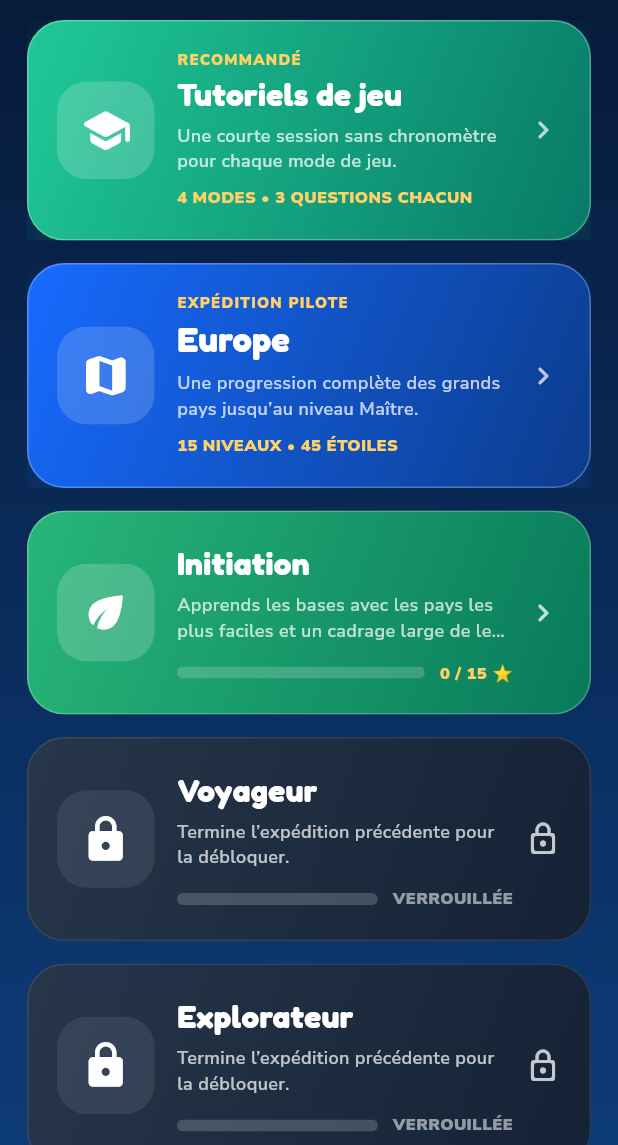
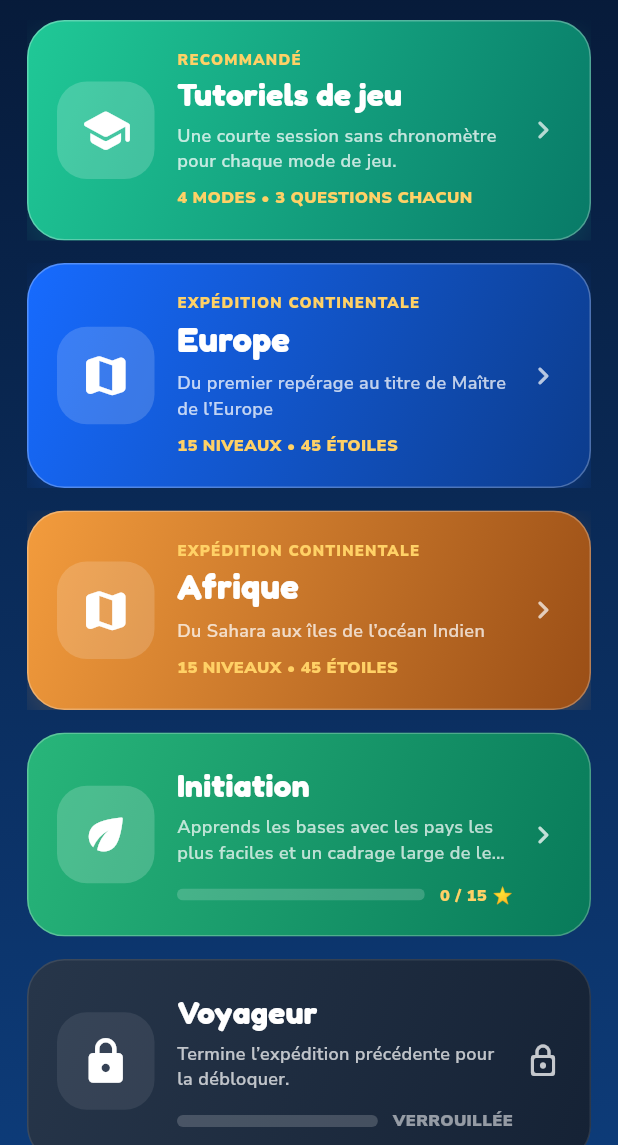
Before and after one commit to romainfiguera7-dotcom/geopoint, a Flutter app: the ExpeditionsScreen screen opened directly with empty values, on a phone screen of 412 x 824 dp, the part 91-1236 px from its top. Run offline on Flutter 3.47's test engine with Material 3 defaults, Android fonts, the phone set to English and light mode, and no system bars; our stand-ins replace flutter_map, google_fonts, latlong2, shared_preferences; accounts and stored records are empty.

Commit message:
Ajoute l expedition Afrique

```diff
--- a/lib/features/expeditions/expeditions_screen.dart
+++ b/lib/features/expeditions/expeditions_screen.dart
@@ -1,6 +1,8 @@
 import 'package:flutter/material.dart';
 import 'package:google_fonts/google_fonts.dart';
 
+import '../../game/continent/africa_expedition.dart';
+import '../../game/continent/continent_expedition.dart';
 import '../../game/continent/europe_expedition.dart';
 import '../../game/expedition/expedition_mission.dart';
 import '../../game/expedition/expedition_progress.dart';
@@ -129,6 +131,12 @@ class _ExpeditionList extends StatelessWidget {
   final ExpeditionProgress progress;
   final VoidCallback onProgressChanged;
 
+  static const List<ContinentExpedition>
+      _continentExpeditions = <ContinentExpedition>[
+    EuropeExpeditionCatalog.europe,
+    AfricaExpeditionCatalog.africa,
+  ];
+
   Future<void> _openTutorials(
     BuildContext context,
   ) async {
@@ -172,7 +180,8 @@ class _ExpeditionList extends StatelessWidget {
 
     return ListView.separated(
       padding: const EdgeInsets.fromLTRB(18, 18, 18, 32),
-      itemCount: difficulties.length + 2,
+      itemCount:
+          difficulties.length + 1 + _continentExpeditions.length,
       separatorBuilder: (BuildContext context, int index) {
         return const SizedBox(height: 15);
       },
@@ -185,15 +194,19 @@ class _ExpeditionList extends StatelessWidget {
           );
         }
 
-        if (index == 1) {
-          return _EuropePilotCard(
+        if (index <= _continentExpeditions.length) {
+          final ContinentExpedition expedition =
+              _continentExpeditions[index - 1];
+
+          return _ContinentExpeditionCard(
+            expedition: expedition,
             onPressed: () async {
               await Navigator.of(context).push<void>(
                 MaterialPageRoute<void>(
                   builder: (BuildContext context) {
                     return ContinentExpeditionScreen(
                       controller: controller,
-                      expedition: EuropeExpeditionCatalog.europe,
+                      expedition: expedition,
                     );
                   },
                 ),
@@ -203,7 +216,7 @@ class _ExpeditionList extends StatelessWidget {
         }
 
         final int difficultyIndex =
-            index - 2;
+            index - 1 - _continentExpeditions.length;
 
         final GameDifficulty difficulty =
             difficulties[difficultyIndex];
@@ -372,12 +385,30 @@ class _TutorialCard extends StatelessWidget {
   }
 }
 
-class _EuropePilotCard extends StatelessWidget {
-  const _EuropePilotCard({
+class _ContinentExpeditionCard extends StatelessWidget {
+  const _ContinentExpeditionCard({
+    required this.expedition,
     required this.onPressed,
   });
 
+  final ContinentExpedition expedition;
   final VoidCallback onPressed;
+
+  List<Color> get _colors {
+    switch (expedition.id) {
+      case 'africa':
+        return const <Color>[
+          Color(0xFFF39C3D),
+          Color(0xFF9A4E16),
+        ];
+      case 'europe':
+      default:
+        return const <Color>[
+          Color(0xFF176BFF),
+          Color(0xFF0C3C8C),
+        ];
+    }
+  }
 
   @override
   Widget build(BuildContext context) {
@@ -390,13 +421,10 @@ class _EuropePilotCard extends StatelessWidget {
         child: Ink(
           padding: const EdgeInsets.all(19),
           decoration: BoxDecoration(
-            gradient: const LinearGradient(
+            gradient: LinearGradient(
               begin: Alignment.topLeft,
               end: Alignment.bottomRight,
-              colors: <Color>[
-                Color(0xFF176BFF),
-                Color(0xFF0C3C8C),
-              ],
+              colors: _colors,
             ),
             borderRadius: BorderRadius.circular(25),
             border: Border.all(
@@ -404,8 +432,7 @@ class _EuropePilotCard extends StatelessWidget {
             ),
             boxShadow: <BoxShadow>[
               BoxShadow(
-                color: const Color(0xFF176BFF)
-                    .withValues(alpha: 0.20),
+                color: _colors.first.withValues(alpha: 0.20),
                 blurRadius: 18,
                 offset: const Offset(0, 8),
               ),
@@ -432,7 +459,7 @@ class _EuropePilotCard extends StatelessWidget {
                   crossAxisAlignment: CrossAxisAlignment.start,
                   children: <Widget>[
                     Text(
-                      'EXPÉDITION PILOTE',
+                      'EXPÉDITION CONTINENTALE',
                       style: GoogleFonts.nunitoSans(
                         color: const Color(0xFFFFD166),
                         fontSize: 10,
@@ -441,7 +468,7 @@ class _EuropePilotCard extends StatelessWidget {
                       ),
                     ),
                     Text(
-                      'Europe',
+                      expedition.name,
                       style: GoogleFonts.fredoka(
                         color: Colors.white,
                         fontSize: 23,
@@ -450,8 +477,7 @@ class _EuropePilotCard extends StatelessWidget {
                     ),
                     const SizedBox(height: 4),
                     Text(
-                      'Une progression complète des grands pays '
-                      'jusqu’au niveau Maître.',
+                      expedition.subtitle,
                       maxLines: 2,
                       overflow: TextOverflow.ellipsis,
                       style: GoogleFonts.nunitoSans(
@@ -462,7 +488,8 @@ class _EuropePilotCard extends StatelessWidget {
                     ),
                     const SizedBox(height: 9),
                     Text(
-                      '15 NIVEAUX • 45 ÉTOILES',
+                      '${expedition.levels.length} NIVEAUX '
+                      '• ${expedition.maximumStars} ÉTOILES',
                       style: GoogleFonts.nunitoSans(
                         color: const Color(0xFFFFD166),
                         fontSize: 11,
--- /dev/null
+++ b/lib/game/continent/africa_expedition.dart
@@ -0,0 +1,302 @@
+import 'package:latlong2/latlong.dart';
+
+import 'continent_expedition.dart';
+
+class AfricaExpeditionCatalog {
+  AfricaExpeditionCatalog._();
+
+  static const List<String> allAfricanCountries = <String>[
+    'DZA',
+    'AGO',
+    'BEN',
+    'BWA',
+    'BFA',
+    'BDI',
+    'CPV',
+    'CMR',
+    'CAF',
+    'TCD',
+    'COM',
+    'COD',
+    'COG',
+    'CIV',
+    'DJI',
+    'EGY',
+    'GNQ',
+    'ERI',
+    'SWZ',
+    'ETH',
+    'GAB',
+    'GMB',
+    'GHA',
+    'GIN',
+    'GNB',
+    'KEN',
+    'LSO',
+    'LBR',
+    'LBY',
+    'MDG',
+    'MWI',
+    'MLI',
+    'MRT',
+    'MUS',
+    'MAR',
+    'MOZ',
+    'NAM',
+    'NER',
+    'NGA',
+    'RWA',
+    'STP',
+    'SEN',
+    'SYC',
+    'SLE',
+    'SOM',
+    'ZAF',
+    'SDS',
+    'SDN',
+    'TZA',
+    'TGO',
+    'TUN',
+    'UGA',
+    'ZMB',
+    'ZWE',
+  ];
+
+  static const ContinentExpedition africa = ContinentExpedition(
+    id: 'africa',
+    name: 'Afrique',
+    subtitle: 'Du Sahara aux îles de l’océan Indien',
+    completionReward: 'Titre : Maître de l’Afrique',
+    levels: <ContinentLevel>[
+      ContinentLevel(
+        id: 'africa_01_discovery',
+        order: 1,
+        title: 'Découverte de l’Afrique',
+        description: 'Commence avec cinq pays faciles à situer.',
+        objective: 'Repérer l’Afrique du Sud, l’Égypte, l’Algérie, le Maroc et le Nigeria.',
+        modeId: 'find_country',
+        difficultyId: 'discovery',
+        countryIds: <String>['ZAF', 'EGY', 'DZA', 'MAR', 'NGA'],
+        questionCount: 5,
+        questionDurationSeconds: 25,
+        initialCenter: LatLng(5, 20),
+        initialZoom: 2.8,
+        rewardLabel: 'XP de la partie + jusqu’à 3 étoiles',
+      ),
+      ContinentLevel(
+        id: 'africa_02_large_countries',
+        order: 2,
+        title: 'Les grands pays',
+        description: 'Explore les plus vastes territoires africains.',
+        objective: 'Identifier huit grands pays du continent.',
+        modeId: 'find_country',
+        difficultyId: 'easy',
+        countryIds: <String>['DZA', 'COD', 'SDN', 'LBY', 'TCD', 'NER', 'AGO', 'MLI'],
+        questionCount: 8,
+        questionDurationSeconds: 22,
+        initialCenter: LatLng(10, 20),
+        initialZoom: 2.7,
+        rewardLabel: 'XP de la partie + jusqu’à 3 étoiles',
+      ),
+      ContinentLevel(
+        id: 'africa_03_easy_shapes',
+        order: 3,
+        title: 'Pays faciles à reconnaître',
+        description: 'Utilise les côtes et les formes caractéristiques.',
+        objective: 'Reconnaître huit pays aux contours marqués.',
+        modeId: 'find_country',
+        difficultyId: 'easy',
+        countryIds: <String>['MDG', 'SOM', 'ZAF', 'SEN', 'EGY', 'MAR', 'TUN', 'GMB'],
+        questionCount: 8,
+        questionDurationSeconds: 20,
+        initialCenter: LatLng(3, 22),
+        initialZoom: 2.7,
+        rewardLabel: 'XP de la partie + jusqu’à 3 étoiles',
+      ),
+      ContinentLevel(
+        id: 'africa_04_neighbors',
+        order: 4,
+        title: 'Voisins d’Afrique de l’Ouest',
+        description: 'Distingue les pays serrés autour du golfe de Guinée.',
+        objective: 'Différencier dix voisins d’Afrique occidentale.',
+        modeId: 'find_country',
+        difficultyId: 'intermediate',
+        countryIds: <String>['SEN', 'MRT', 'MLI', 'GIN', 'GNB', 'GMB', 'CIV', 'GHA', 'TGO', 'BEN', 'BFA'],
+        questionCount: 10,
+        questionDurationSeconds: 19,
+        initialCenter: LatLng(10, -3),
+        initialZoom: 3.3,
+        rewardLabel: 'XP de la partie + jusqu’à 3 étoiles',
+      ),
+      ContinentLevel(
+        id: 'africa_05_new_countries',
+        order: 5,
+        title: 'Cap sur l’Afrique de l’Est',
+        description: 'Découvre la Corne de l’Afrique et les Grands Lacs.',
+        objective: 'Apprendre dix nouveaux pays orientaux.',
+        modeId: 'find_country',
+        difficultyId: 'intermediate',
+        countryIds: <String>['ETH', 'ERI', 'DJI', 'SOM', 'KEN', 'UGA', 'RWA', 'BDI', 'TZA', 'SDS'],
+        questionCount: 10,
+        questionDurationSeconds: 18,
+        initialCenter: LatLng(4, 35),
+        initialZoom: 3.1,
+        rewardLabel: 'XP de la partie + jusqu’à 3 étoiles',
+      ),
+      ContinentLevel(
+        id: 'africa_06_flags',
+        order: 6,
+        title: 'Drapeaux principaux',
+        description: 'Associe les drapeaux africains à leur pays.',
+        objective: 'Retrouver dix pays grâce à leur drapeau.',
+        modeId: 'find_flag',
+        difficultyId: 'intermediate',
+        countryIds: <String>['ZAF', 'EGY', 'MAR', 'DZA', 'NGA', 'KEN', 'ETH', 'GHA', 'SEN', 'CMR'],
+        questionCount: 10,
+        questionDurationSeconds: 18,
+        initialCenter: LatLng(5, 20),
+        initialZoom: 2.7,
+        rewardLabel: 'XP de la partie + jusqu’à 3 étoiles',
+      ),
+      ContinentLevel(
+        id: 'africa_07_capitals',
+        order: 7,
+        title: 'Capitales principales',
+        description: 'Place les grandes capitales du continent.',
+        objective: 'Localiser dix capitales africaines.',
+        modeId: 'find_capital',
+        difficultyId: 'intermediate',
+        countryIds: <String>['EGY', 'MAR', 'DZA', 'TUN', 'SEN', 'GHA', 'NGA', 'ETH', 'KEN', 'AGO'],
+        questionCount: 10,
+        questionDurationSeconds: 20,
+        initialCenter: LatLng(7, 18),
+        initialZoom: 2.7,
+        rewardLabel: 'XP de la partie + jusqu’à 3 étoiles',
+      ),
+      ContinentLevel(
+        id: 'africa_08_small_countries',
+        order: 8,
+        title: 'Petits pays africains',
+        description: 'Zoome pour trouver les États les plus discrets.',
+        objective: 'Repérer dix petits pays du continent.',
+        modeId: 'find_country',
+        difficultyId: 'hard',
+        countryIds: <String>['GMB', 'SWZ', 'LSO', 'DJI', 'RWA', 'BDI', 'GNQ', 'COM', 'STP', 'CPV'],
+        questionCount: 10,
+        questionDurationSeconds: 22,
+        initialCenter: LatLng(2, 20),
+        initialZoom: 2.8,
+        rewardLabel: 'XP de la partie + jusqu’à 3 étoiles',
+      ),
+      ContinentLevel(
+        id: 'africa_09_islands',
+        order: 9,
+        title: 'Îles et territoires',
+        description: 'Pars à la recherche des îles africaines éloignées.',
+        objective: 'Trouver les îles et territoires disponibles sur la carte.',
+        modeId: 'find_country',
+        difficultyId: 'expert',
+        countryIds: <String>['MDG', 'MUS', 'SYC', 'COM', 'CPV', 'STP', 'IOT', 'SHN'],
+        questionCount: 8,
+        questionDurationSeconds: 24,
+        initialCenter: LatLng(0, 28),
+        initialZoom: 2.4,
+        rewardLabel: 'XP de la partie + jusqu’à 3 étoiles',
+      ),
+      ContinentLevel(
+        id: 'africa_10_silhouettes',
+        order: 10,
+        title: 'Silhouettes d’Afrique',
+        description: 'Reconnais les pays uniquement grâce à leur contour.',
+        objective: 'Identifier dix silhouettes africaines.',
+        modeId: 'ultimate',
+        difficultyId: 'hard',
+        countryIds: <String>['ZAF', 'MDG', 'EGY', 'DZA', 'NGA', 'NAM', 'SOM', 'SEN', 'MOZ', 'TCD'],
+        questionCount: 10,
+        questionDurationSeconds: 20,
+        initialCenter: LatLng(5, 20),
+        initialZoom: 2.7,
+        rewardLabel: 'Jusqu’à 3 étoiles africaines',
+        isSilhouette: true,
+      ),
+      ContinentLevel(
+        id: 'africa_11_mixed',
+        order: 11,
+        title: 'Épreuve mixte',
+        description: 'Enchaîne pays, capitales et drapeaux.',
+        objective: 'Réussir douze questions de types différents.',
+        modeId: 'mixed',
+        difficultyId: 'hard',
+        countryIds: allAfricanCountries,
+        questionCount: 12,
+        questionDurationSeconds: 17,
+        initialCenter: LatLng(5, 20),
+        initialZoom: 2.6,
+        rewardLabel: 'XP de la partie + jusqu’à 3 étoiles',
+      ),
+      ContinentLevel(
+        id: 'africa_12_revision',
+        order: 12,
+        title: 'Révision GeoBrain',
+        description: 'Le GeoBrain sélectionne les pays à retravailler.',
+        objective: 'Renforcer tes points faibles personnels en Afrique.',
+        modeId: 'mixed',
+        difficultyId: 'hard',
+        countryIds: allAfricanCountries,
+        questionCount: 10,
+        questionDurationSeconds: 18,
+        initialCenter: LatLng(5, 20),
+        initialZoom: 2.6,
+        rewardLabel: 'Révision personnalisée + jusqu’à 3 étoiles',
+        useGeoBrain: true,
+      ),
+      ContinentLevel(
+        id: 'africa_13_timed',
+        order: 13,
+        title: 'Défi chronométré',
+        description: 'Réponds vite sur tout le continent.',
+        objective: 'Tenir quinze questions avec seulement douze secondes.',
+        modeId: 'mixed',
+        difficultyId: 'hard',
+        countryIds: allAfricanCountries,
+        questionCount: 15,
+        questionDurationSeconds: 12,
+        initialCenter: LatLng(5, 20),
+        initialZoom: 2.5,
+        rewardLabel: 'Bonus de score temporel + jusqu’à 3 étoiles',
+      ),
+      ContinentLevel(
+        id: 'africa_14_exam',
+        order: 14,
+        title: 'Examen africain',
+        description: 'L’examen complet avant le rang Maître.',
+        objective: 'Obtenir au moins une étoile sur vingt questions.',
+        modeId: 'mixed',
+        difficultyId: 'expert',
+        countryIds: allAfricanCountries,
+        questionCount: 20,
+        questionDurationSeconds: 14,
+        initialCenter: LatLng(20, 0),
+        initialZoom: 2.2,
+        rewardLabel: 'Validation de l’examen africain',
+        isExam: true,
+      ),
+      ContinentLevel(
+        id: 'africa_15_master',
+        order: 15,
+        title: 'Maître de l’Afrique',
+        description: 'Aucun ciblage : toute la carte est ouverte.',
+        objective: 'Réussir l’ultime série africaine sans aide.',
+        modeId: 'mixed',
+        difficultyId: 'expert',
+        countryIds: allAfricanCountries,
+        questionCount: 25,
+        questionDurationSeconds: 12,
+        initialCenter: LatLng(20, 0),
+        initialZoom: 2.2,
+        rewardLabel: 'Débloque le titre Maître de l’Afrique',
+        isMaster: true,
+      ),
+    ],
+  );
+}
```
Also changed, not shown: INSTALLATION.txt (+22 -2 lines).
